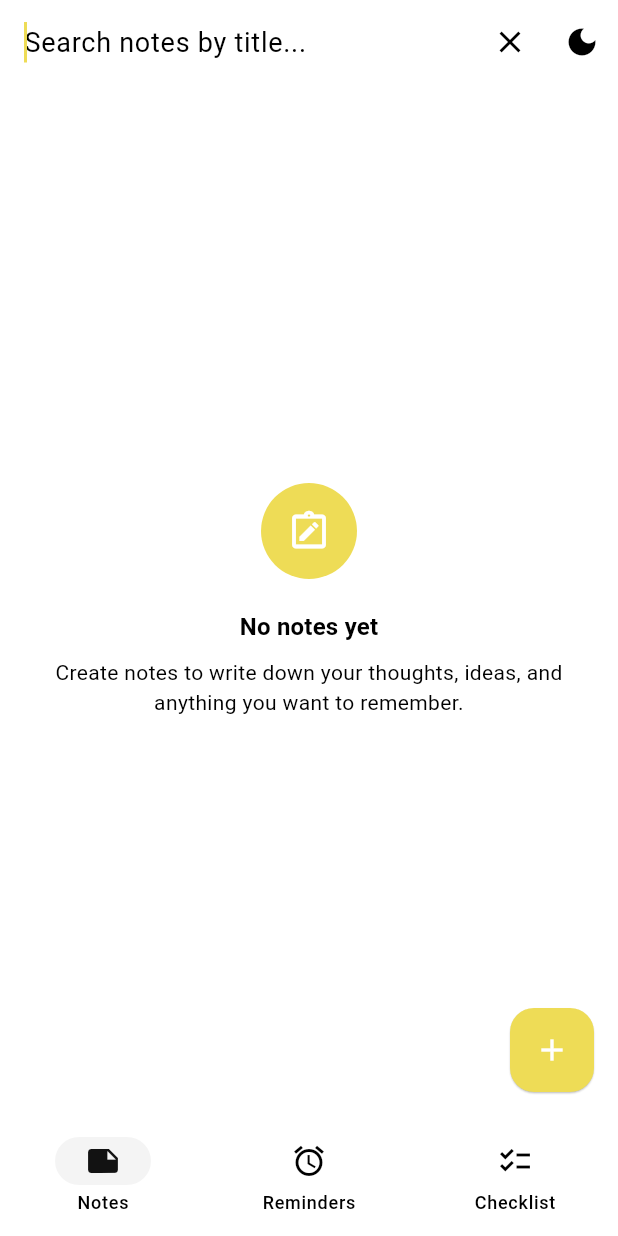
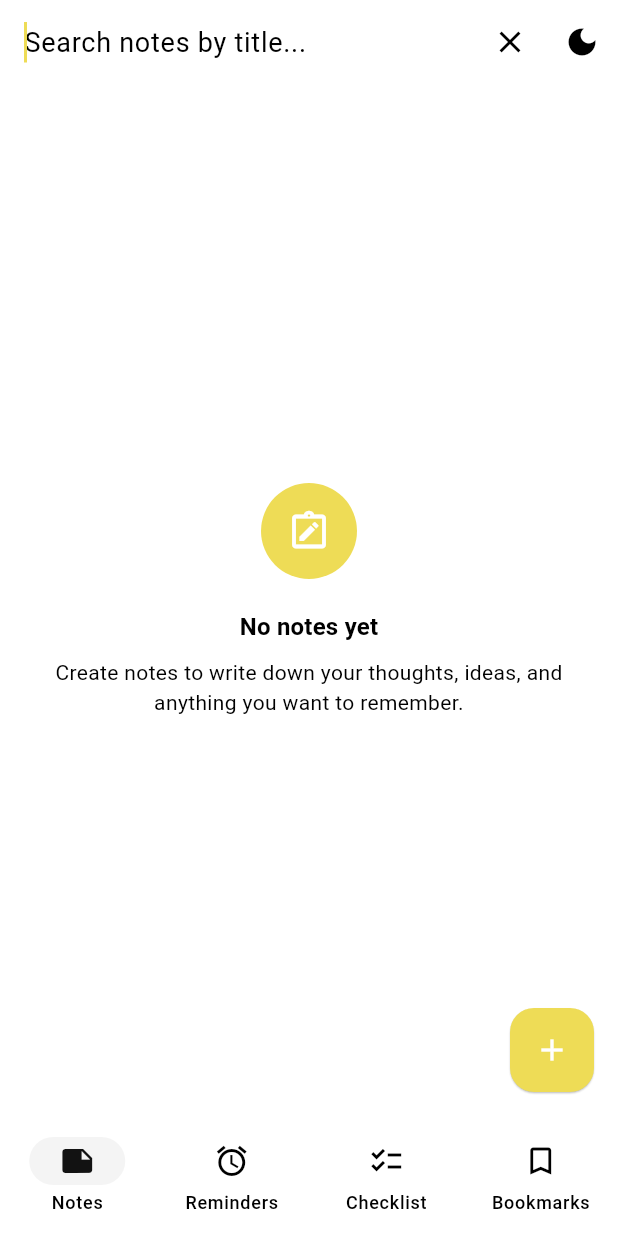
Before and after one commit to ganhuilin015/flutter-note-app, a Flutter app: the screen it shows after launch, after a tap on the "search" icon, on a phone screen of 412 x 824 dp. Run offline on Flutter 3.47's test engine with Material 3 defaults, Android fonts, the phone set to English and light mode, and no system bars; our stand-ins replace flutter_local_notifications, flutter_slidable, hive_ce, hive_ce_flutter, shared_preferences, timezone; accounts and stored records are empty; generated files the repository leaves out were written again.

Commit message:
Implement bookmark screen

```diff
--- /dev/null
+++ b/lib/screens/bookmarks_screen.dart
@@ -0,0 +1,239 @@
+import 'package:flutter/material.dart';
+import 'package:notepad/utils/checklist_dialogs.dart';
+import 'package:provider/provider.dart';
+
+import '../models/note.dart';
+import '../models/checklist.dart';
+import '../providers/notes_provider.dart';
+import '../providers/checklist_provider.dart';
+import '../widgets/note_card.dart';
+import '../widgets/checklist_card.dart';
+import 'note_edit_screen.dart';
+import 'checklist_detail_screen.dart';
+
+class BookmarksScreen extends StatelessWidget {
+  const BookmarksScreen({super.key});
+
+  @override
+  Widget build(BuildContext context) {
+    return Consumer2<NotesProvider, ChecklistProvider>(
+      builder: (context, notesProvider, checklistProvider, _) {
+        final notes = notesProvider.bookmarkedNotes;
+        final checklists = checklistProvider.bookmarkedChecklists;
+
+        if (notes.isEmpty && checklists.isEmpty) {
+          return const _EmptyBookmarks();
+        }
+
+        final List<BookmarkItem> bookmarks = [
+          ...notes.map(
+            (note) => BookmarkItem.fromNote(note),
+          ),
+          ...checklists.map(
+            (checklist) => BookmarkItem.fromChecklist(checklist),
+          ),
+        ];
+
+        bookmarks.sort(
+          (a, b) => b.updatedAt.compareTo(a.updatedAt),
+        );
+
+        return ListView(
+          padding: const EdgeInsets.all(28),
+          children: [
+            Container(
+              decoration: BoxDecoration(
+                color: Theme.of(context)
+                    .colorScheme
+                    .surfaceContainerHighest,
+                borderRadius: BorderRadius.circular(24),
+              ),
+              clipBehavior: Clip.antiAlias,
+              child: Column(
+                children: [
+                  for (int i = 0; i < bookmarks.length; i++) ...[
+                    _buildBookmarkCard(
+                      context,
+                      bookmarks[i],
+                      notesProvider,
+                      checklistProvider,
+                    ),
+
+                    if (i < bookmarks.length - 1)
+                      Divider(
+                        height: 0.5,
+                        thickness: 0.25,
+                        color: Theme.of(context).colorScheme.onSecondary,
+                      ),
+                  ],
+                ],
+              ),
+            ),
+          ],
+        );
+      },
+    );
+  }
+
+  Widget _buildBookmarkCard(
+    BuildContext context,
+    BookmarkItem bookmark,
+    NotesProvider notesProvider,
+    ChecklistProvider checklistProvider,
+  ) {
+
+    if (bookmark.type == BookmarkType.note) {
+      final note = bookmark.note!;
+
+      return NoteCard(
+        note: note,
+
+        onTap: () {
+          Navigator.of(context).push(
+            MaterialPageRoute(
+              builder: (_) => NoteEditScreen(note: note),
+            ),
+          );
+        },
+
+        onBookmarkTap: () {
+          notesProvider.toggleBookmark(note.id);
+        },
+
+        onShareTap: () {
+          // TODO: Share note
+        },
+
+        onDeleteTap: () {
+          notesProvider.deleteNote(note.id);
+        },
+      );
+    }
+
+    final checklist = bookmark.checklist!;
+
+    return ChecklistCard(
+      checklist: checklist,
+
+      totalCount: checklistProvider.totalCount(
+        checklist.id,
+      ),
+
+      checkedCount: checklistProvider.checkedCount(
+        checklist.id,
+      ),
+
+      onTap: () {
+        Navigator.of(context).push(
+          MaterialPageRoute(
+            builder: (_) => ChecklistDetailScreen(
+              checklistId: checklist.id,
+            ),
+          ),
+        );
+      },
+
+      onRename: () {
+        ChecklistDialogs.promptRename(
+          context,
+          checklist.id,
+          checklist.name,
+        );
+      },
+
+      onDelete: () {
+        checklistProvider.deleteChecklist(
+          checklist.id,
+        );
+      },
+
+      onBookmarkTap: () {
+        checklistProvider.toggleBookmark(
+          checklist.id,
+        );
+      },
+
+      onShareTap: () {
+        // TODO: Share checklist
+      },
+    );
+  }
+}
+
+enum BookmarkType {
+  note,
+  checklist,
+}
+
+class BookmarkItem {
+  final BookmarkType type;
+  final DateTime updatedAt;
+
+  final Note? note;
+  final Checklist? checklist;
+
+  BookmarkItem.fromNote(Note value)
+      : type = BookmarkType.note,
+        note = value,
+        checklist = null,
+        updatedAt = value.updatedAt;
+
+  BookmarkItem.fromChecklist(Checklist value)
+      : type = BookmarkType.checklist,
+        note = null,
+        checklist = value,
+        updatedAt = value.updatedAt;
+}
+
+class _EmptyBookmarks extends StatelessWidget {
+  const _EmptyBookmarks();
+
+  @override
+  Widget build(BuildContext context) {
+    final theme = Theme.of(context);
+    final colors = theme.colorScheme;
+
+    return Center(
+      child: Padding(
+        padding: const EdgeInsets.all(32),
+        child: Column(
+          mainAxisSize: MainAxisSize.min,
+          children: [
+            Container(
+              width: 64,
+              height: 64,
+              decoration: BoxDecoration(
+                color: colors.primary,
+                shape: BoxShape.circle,
+              ),
+              child: Icon(
+                Icons.bookmark_outline,
+                color: colors.onPrimary,
+                size: 30,
+              ),
+            ),
+
+            const SizedBox(height: 20),
+
+            Text(
+              'No bookmarks yet',
+              style: theme.textTheme.titleMedium?.copyWith(
+                fontWeight: FontWeight.w600,
+              ),
+            ),
+
+            const SizedBox(height: 8),
+
+            Text(
+              'Bookmark notes and checklists to quickly access them here.',
+              textAlign: TextAlign.center,
+              style: theme.textTheme.bodyMedium?.copyWith(
+                color: colors.onSurfaceVariant,
+              ),
+            ),
+          ],
+        ),
+      ),
+    );
+  }
+}
--- a/lib/screens/home_screen.dart
+++ b/lib/screens/home_screen.dart
@@ -1,13 +1,11 @@
 import 'package:flutter/material.dart';
+import 'package:notepad/screens/bookmarks_screen.dart';
 import 'package:notepad/screens/notelist_screen.dart';
-import 'package:notepad/widgets/floating_action.dart';
 import 'package:provider/provider.dart';
-
 import '../providers/notes_provider.dart';
 import '../providers/theme_provider.dart';
 import 'checklists_screen.dart';
-import 'note_edit_screen.dart';
-import 'reminder_edit_screen.dart';
+
 import 'reminders_screen.dart';
 
 class HomeScreen extends StatefulWidget {
@@ -18,7 +16,7 @@ class HomeScreen extends StatefulWidget {
 }
 
 class _HomeScreenState extends State<HomeScreen> {
-  int _tabIndex = 0; // 0 = Notes, 1 = Reminders, 2 = Checklist
+  int _tabIndex = 0; // 0 = Notes, 1 = Reminders, 2 = Checklist, 3 = Bookmarks
   bool _isSearching = false;
   bool _showBookmarkedOnly = false;
   final TextEditingController _searchController = TextEditingController();
@@ -62,15 +60,6 @@ class _HomeScreenState extends State<HomeScreen> {
               )
             : Text(_titleForTab(_tabIndex)),
         actions: [
-          if (isNotesTab && !_isSearching)
-            IconButton(
-              icon: Icon(
-                _showBookmarkedOnly ? Icons.bookmark : Icons.bookmark_border,
-              ),
-              tooltip: 'Show bookmarked only',
-              onPressed: () =>
-                  setState(() => _showBookmarkedOnly = !_showBookmarkedOnly),
-            ),
           if (isNotesTab)
             IconButton(
               icon: Icon(_isSearching ? Icons.close : Icons.search),
@@ -89,9 +78,10 @@ class _HomeScreenState extends State<HomeScreen> {
       body: IndexedStack(
         index: _tabIndex,
         children: [
-          NotesList(bookmarkedOnly: _showBookmarkedOnly),
+          const NotesList(),
           const RemindersScreen(),
           const ChecklistsScreen(),
+          const BookmarksScreen(),
         ],
       ),
 
@@ -117,6 +107,11 @@ class _HomeScreenState extends State<HomeScreen> {
             selectedIcon: Icon(Icons.checklist),
             label: 'Checklist',
           ),
+          NavigationDestination(
+            icon: Icon(Icons.bookmark_outline),
+            selectedIcon: Icon(Icons.bookmark),
+            label: 'Bookmarks',
+          ),
         ],
       ),
     );
@@ -128,8 +123,10 @@ class _HomeScreenState extends State<HomeScreen> {
         return 'Reminders';
       case 2:
         return 'Checklist';
+      case 3:
+        return 'Bookmarks';
       default:
-        return _showBookmarkedOnly ? 'Bookmarked Notes' : 'Notes';
+        return 'Notes';
     }
   }
 }
--- a/lib/screens/notelist_screen.dart
+++ b/lib/screens/notelist_screen.dart
@@ -6,11 +6,9 @@ import 'package:notepad/widgets/note_card.dart';
 import 'package:provider/provider.dart';
 
 class NotesList extends StatelessWidget {
-  final bool bookmarkedOnly;
 
   const NotesList({
     super.key,
-    required this.bookmarkedOnly,
   });
 
   @override
@@ -20,9 +18,7 @@ class NotesList extends StatelessWidget {
 
     return Consumer<NotesProvider>(
       builder: (context, provider, _) {
-        final notes = bookmarkedOnly
-            ? provider.bookmarkedNotes
-            : provider.filteredNotes;
+        final notes = provider.filteredNotes;
 
         late Widget content;
 
@@ -33,12 +29,7 @@ class NotesList extends StatelessWidget {
           String description;
           IconData icon;
 
-          if (bookmarkedOnly) {
-            title = 'No bookmarked notes';
-            description =
-                'Bookmark a note to save it here for quick access.';
-            icon = Icons.bookmark_outline;
-          } else if (query.isNotEmpty) {
+          if (query.isNotEmpty) {
             title = 'No notes found';
             description = 'Try searching with a different keyword.';
             icon = Icons.search;
```
Also changed, not shown: lib/screens/checklists_screen.dart (+2 -40 lines), lib/utils/checklist_dialogs.dart (added, +50 -0 lines).
